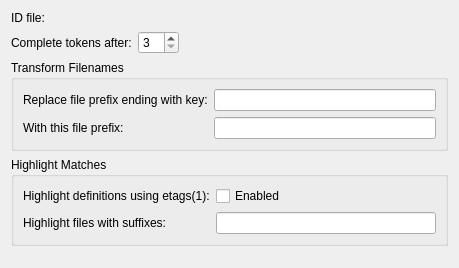
Old version of the form kate/plugins/pate/src/plugins/gid/config.ui in the repository KDE/kate.
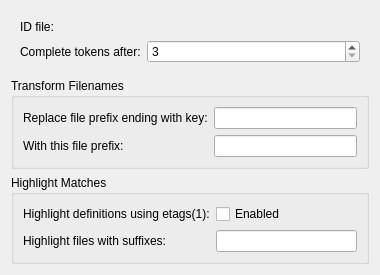
New version of the form. Custom widgets are drawn as their Qt base class.

Commit message: make configuration page for gid.py plugin looks as usual (i.e. on top of the page)

Patch:
```diff
--- a/kate/plugins/pate/src/plugins/gid/config.ui
+++ b/kate/plugins/pate/src/plugins/gid/config.ui
@@ -6,17 +6,17 @@
    <rect>
     <x>0</x>
     <y>0</y>
-    <width>459</width>
-    <height>268</height>
+    <width>380</width>
+    <height>260</height>
    </rect>
   </property>
   <property name="windowTitle">
    <string>ConfigWidget</string>
   </property>
+  <layout class="QVBoxLayout" name="verticalLayout">
+   <item>
+    <widget class="QWidget" name="widget" native="true">
   <layout class="QFormLayout" name="formLayout_2">
-   <property name="fieldGrowthPolicy">
-    <enum>QFormLayout::ExpandingFieldsGrow</enum>
-   </property>
    <item row="0" column="0">
     <widget class="QLabel" name="labelIdFile">
      <property name="text">
@@ -61,7 +61,10 @@
      </property>
     </widget>
    </item>
-   <item row="2" column="0" colspan="2">
+     </layout>
+    </widget>
+   </item>
+   <item>
     <widget class="QGroupBox" name="groupBox">
      <property name="title">
       <string>Transform Filenames</string>
@@ -115,7 +118,7 @@
      </layout>
     </widget>
    </item>
-   <item row="3" column="0" colspan="2">
+   <item>
     <widget class="QGroupBox" name="groupBox_2">
      <property name="title">
       <string>Highlight Matches</string>
@@ -161,6 +164,19 @@
      </layout>
     </widget>
    </item>
+   <item>
+    <spacer name="verticalSpacer">
+     <property name="orientation">
+      <enum>Qt::Vertical</enum>
+     </property>
+     <property name="sizeHint" stdset="0">
+      <size>
+       <width>20</width>
+       <height>2</height>
+      </size>
+     </property>
+    </spacer>
+   </item>
   </layout>
  </widget>
  <customwidgets>
```
Left out of the diff: 2 changed lines with no effect on the pictures. Lines whose indentation alone changed are shown as unchanged.
